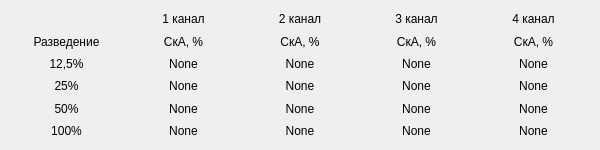
First picture: the form in kalibragr2.ui, repository krang4d/Agrekola, before the edit.
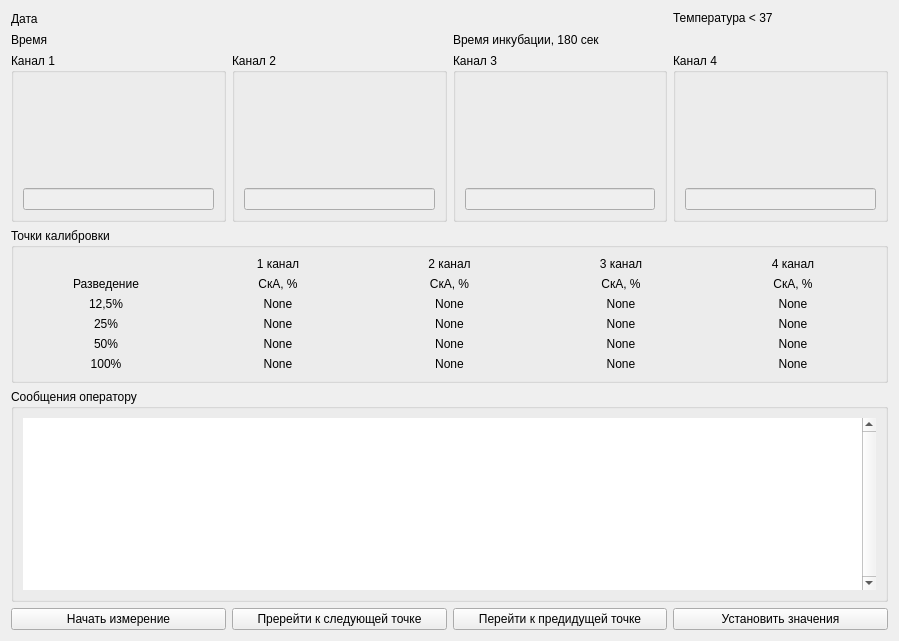
Second picture: the form after the edit.

Patch:
```diff
--- a/kalibragr2.ui
+++ b/kalibragr2.ui
@@ -6,14 +6,181 @@
    <rect>
     <x>0</x>
     <y>0</y>
-    <width>600</width>
-    <height>150</height>
+    <width>899</width>
+    <height>641</height>
    </rect>
   </property>
   <property name="windowTitle">
    <string>Form</string>
   </property>
-  <layout class="QVBoxLayout" name="verticalLayout">
+  <layout class="QGridLayout" name="gridLayout_3">
+   <item row="0" column="0">
+    <layout class="QGridLayout" name="gridLayout_2">
+     <item row="4" column="0" colspan="4">
+      <widget class="QGroupBox" name="groupBox_2">
+       <property name="sizePolicy">
+        <sizepolicy hsizetype="Preferred" vsizetype="Preferred">
+         <horstretch>0</horstretch>
+         <verstretch>0</verstretch>
+        </sizepolicy>
+       </property>
+       <property name="minimumSize">
+        <size>
+         <width>500</width>
+         <height>200</height>
+        </size>
+       </property>
+       <property name="title">
+        <string>Сообщения оператору</string>
+       </property>
+       <layout class="QHBoxLayout" name="horizontalLayout_3">
+        <item>
+         <widget class="QTextBrowser" name="textBrowser">
+          <property name="enabled">
+           <bool>true</bool>
+          </property>
+          <property name="frameShape">
+           <enum>QFrame::NoFrame</enum>
+          </property>
+          <property name="verticalScrollBarPolicy">
+           <enum>Qt::ScrollBarAlwaysOn</enum>
+          </property>
+          <property name="html">
+           <string>&lt;!DOCTYPE HTML PUBLIC &quot;-//W3C//DTD HTML 4.0//EN&quot; &quot;http://www.w3.org/TR/REC-html40/strict.dtd&quot;&gt;
+&lt;html&gt;&lt;head&gt;&lt;meta name=&quot;qrichtext&quot; content=&quot;1&quot; /&gt;&lt;style type=&quot;text/css&quot;&gt;
+p, li { white-space: pre-wrap; }
+&lt;/style&gt;&lt;/head&gt;&lt;body style=&quot; font-family:'MS Shell Dlg 2'; font-size:8.25pt; font-weight:400; font-style:normal;&quot;&gt;
+&lt;p style=&quot;-qt-paragraph-type:empty; margin-top:0px; margin-bottom:0px; margin-left:0px; margin-right:0px; -qt-block-indent:0; text-indent:0px; color:#ff0000;&quot;&gt;&lt;br /&gt;&lt;/p&gt;&lt;/body&gt;&lt;/html&gt;</string>
+          </property>
+         </widget>
+        </item>
+       </layout>
+      </widget>
+     </item>
+     <item row="2" column="1">
+      <widget class="QGroupBox" name="groupBox_ch2">
+       <property name="title">
+        <string>Канал 2</string>
+       </property>
+       <layout class="QVBoxLayout" name="verticalLayout_5">
+        <item>
+         <widget class="QWidget" name="widget_ch2" native="true"/>
+        </item>
+        <item>
+         <widget class="QLineEdit" name="lineEdit_Ch2">
+          <property name="enabled">
+           <bool>false</bool>
+          </property>
+          <property name="readOnly">
+           <bool>true</bool>
+          </property>
+         </widget>
+        </item>
+       </layout>
+      </widget>
+     </item>
+     <item row="2" column="0">
+      <widget class="QGroupBox" name="groupBox_ch1">
+       <property name="title">
+        <string>Канал 1</string>
+       </property>
+       <layout class="QVBoxLayout" name="verticalLayout_3">
+        <item>
+         <widget class="QWidget" name="widget_ch1" native="true">
+          <property name="minimumSize">
+           <size>
+            <width>50</width>
+            <height>100</height>
+           </size>
+          </property>
+         </widget>
+        </item>
+        <item>
+         <widget class="QLineEdit" name="lineEdit_Ch1">
+          <property name="enabled">
+           <bool>false</bool>
+          </property>
+          <property name="text">
+           <string/>
+          </property>
+          <property name="readOnly">
+           <bool>true</bool>
+          </property>
+         </widget>
+        </item>
+       </layout>
+      </widget>
+     </item>
+     <item row="2" column="3">
+      <widget class="QGroupBox" name="groupBox_ch4">
+       <property name="title">
+        <string>Канал 4</string>
+       </property>
+       <layout class="QVBoxLayout" name="verticalLayout_7">
+        <item>
+         <widget class="QWidget" name="widget_ch4" native="true"/>
+        </item>
+        <item>
+         <widget class="QLineEdit" name="lineEdit_Ch4">
+          <property name="enabled">
+           <bool>false</bool>
+          </property>
+          <property name="readOnly">
+           <bool>true</bool>
+          </property>
+         </widget>
+        </item>
+       </layout>
+      </widget>
+     </item>
+     <item row="2" column="2">
+      <widget class="QGroupBox" name="groupBox_ch3">
+       <property name="title">
+        <string>Канал 3</string>
+       </property>
+       <layout class="QVBoxLayout" name="verticalLayout_6">
+        <item>
+         <widget class="QWidget" name="widget_ch3" native="true"/>
+        </item>
+        <item>
+         <widget class="QLineEdit" name="lineEdit_Ch3">
+          <property name="enabled">
+           <bool>false</bool>
+          </property>
+          <property name="readOnly">
+           <bool>true</bool>
+          </property>
+         </widget>
+        </item>
+       </layout>
+      </widget>
+     </item>
+     <item row="0" column="0" colspan="2">
+      <widget class="QLabel" name="label_date">
+       <property name="minimumSize">
+        <size>
+         <width>100</width>
+         <height>15</height>
+        </size>
+       </property>
+       <property name="text">
+        <string>Дата</string>
+       </property>
+      </widget>
+     </item>
+     <item row="0" column="3">
+      <widget class="QLabel" name="label_31">
+       <property name="text">
+        <string>Температура &lt; 37</string>
+       </property>
+      </widget>
+     </item>
+     <item row="3" column="0" colspan="4">
+      <widget class="QGroupBox" name="groupBox">
+       <property name="title">
+        <string>Точки калибровки</string>
+       </property>
+       <layout class="QVBoxLayout" name="verticalLayout_2">
    <item>
     <layout class="QGridLayout" name="gridLayout">
      <item row="1" column="0">
@@ -303,6 +470,63 @@
        </property>
        <property name="alignment">
         <set>Qt::AlignCenter</set>
+            </property>
+           </widget>
+          </item>
+         </layout>
+        </item>
+       </layout>
+      </widget>
+     </item>
+     <item row="1" column="0" colspan="2">
+      <widget class="QLabel" name="label_time">
+       <property name="minimumSize">
+        <size>
+         <width>100</width>
+         <height>15</height>
+        </size>
+       </property>
+       <property name="text">
+        <string>Время</string>
+       </property>
+      </widget>
+     </item>
+     <item row="1" column="2">
+      <widget class="QLabel" name="label_incube">
+       <property name="text">
+        <string>Время инкубации, 180 сек</string>
+       </property>
+      </widget>
+     </item>
+    </layout>
+   </item>
+   <item row="1" column="0">
+    <layout class="QHBoxLayout" name="horizontalLayout">
+     <item>
+      <widget class="QPushButton" name="pushButton">
+       <property name="text">
+        <string>Начать измерение</string>
+       </property>
+      </widget>
+     </item>
+     <item>
+      <widget class="QPushButton" name="pushButton_2">
+       <property name="text">
+        <string>Пререйти к следующей точке</string>
+       </property>
+      </widget>
+     </item>
+     <item>
+      <widget class="QPushButton" name="pushButton_3">
+       <property name="text">
+        <string>Перейти к предидущей точке</string>
+       </property>
+      </widget>
+     </item>
+     <item>
+      <widget class="QPushButton" name="pushButton_4">
+       <property name="text">
+        <string>Установить значения</string>
        </property>
       </widget>
      </item>
```
Lines whose indentation alone changed are shown as unchanged.
